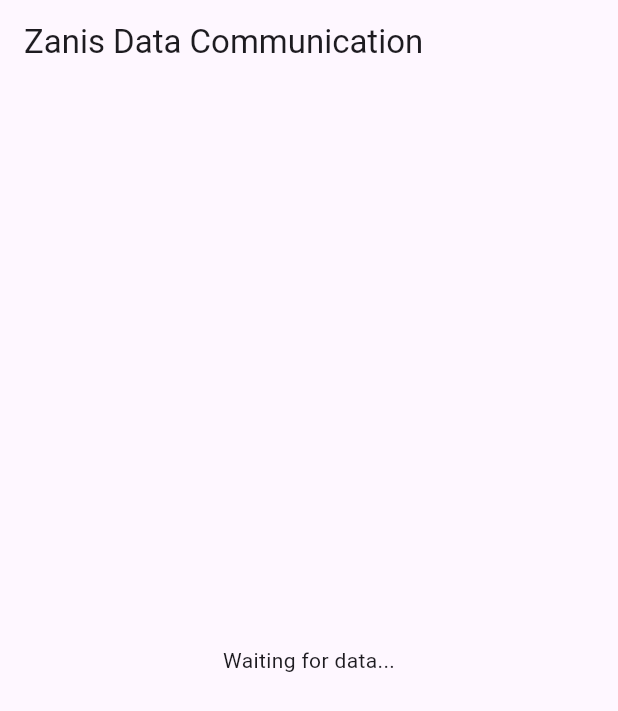
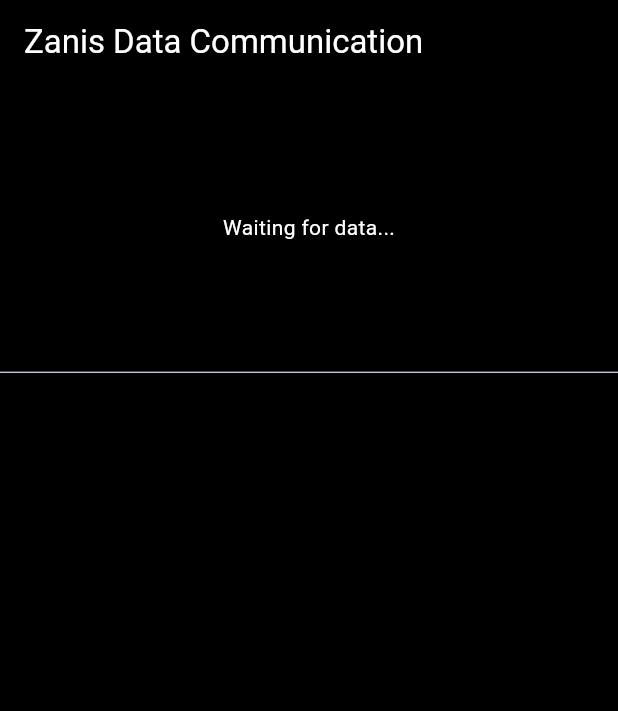
Before and after one commit to aliayn/Zanis-iOS-Data-Communication, a Flutter app: the screen it shows after launch, on a phone screen of 412 x 824 dp. Shown: the top 711 px of the screen. Run offline on Flutter 3.47's test engine with Material 3 defaults, Android fonts, the phone set to English and light mode, and no system bars; our stand-ins replace bloc, flutter_bloc, freezed_annotation, get, get_it, injectable and 1 more.

Commit message:
Update versioning in pubspec.yaml and project.pbxproj for iOS build. Enhance HomeCubit to manage logs with a maximum limit and update HomeState to reflect log handling. Refactor HomeScreen to display logs and current data more effectively.

```diff
--- a/lib/home/cubit/home_state.dart
+++ b/lib/home/cubit/home_state.dart
@@ -8,5 +8,5 @@ class HomeState with _$HomeState {
   const factory HomeState.connectionStatus(bool isConnected) = _ConnectionStatus;
   const factory HomeState.deviceInfo(Map<String, String> deviceInfo) = _DeviceInfo;
   const factory HomeState.error(String message) = _Error;
-  const factory HomeState.log(String log) = _Log;
+  const factory HomeState.logs(List<String> logs) = _Logs;
 }
--- a/lib/home/widget/home_screen.dart
+++ b/lib/home/widget/home_screen.dart
@@ -10,14 +10,22 @@ class HomeScreen extends StatelessWidget {
   Widget build(BuildContext context) => BlocProvider(
         create: (context) => inject<HomeCubit>(),
         child: Scaffold(
+          backgroundColor: Colors.black,
           appBar: AppBar(
-          title: const Text('Zanis Data Communication'),
+            backgroundColor: Colors.black,
+            title: const Text(
+              'Zanis Data Communication',
+              style: TextStyle(color: Colors.white),
+            ),
           ),
           body: _buildBody(),
         ),
       );
 
-  Widget _buildBody() => BlocBuilder<HomeCubit, HomeState>(
+  Widget _buildBody() => Column(
+        children: [
+          Expanded(
+            child: BlocBuilder<HomeCubit, HomeState>(
               buildWhen: (previous, current) =>
                   current.whenOrNull(
                     data: (value) => true,
@@ -29,10 +37,83 @@ class HomeScreen extends StatelessWidget {
                 return Padding(
                   padding: const EdgeInsets.symmetric(horizontal: 16.0),
                   child: state.maybeWhen(
-            data: (value) => Center(child: Text(value)),
+                    data: (value) => _buildDataView(value),
                     error: (message) => Center(child: Text(message)),
                     loading: () => const Center(child: CircularProgressIndicator()),
-            orElse: () => const Center(child: Text('Waiting for data...')),
+                    orElse: () => const Center(
+                      child: Text(
+                        'Waiting for data...',
+                        style: TextStyle(color: Colors.white),
+                      ),
+                    ),
+                  ),
+                );
+              },
+            ),
+          ),
+          const Divider(height: 1),
+          Expanded(
+            flex: 3,
+            child: _buildLogView(),
+          ),
+        ],
+      );
+
+  Widget _buildDataView(String value) => Container(
+        padding: const EdgeInsets.all(16),
+        decoration: BoxDecoration(
+          color: Colors.blue.shade50,
+          borderRadius: BorderRadius.circular(8),
+          border: Border.all(color: Colors.blue.shade200),
+        ),
+        child: Column(
+          crossAxisAlignment: CrossAxisAlignment.start,
+          children: [
+            const Text(
+              'Current Data:',
+              style: TextStyle(
+                fontWeight: FontWeight.bold,
+                fontSize: 16,
+              ),
+            ),
+            const SizedBox(height: 8),
+            Text(
+              value,
+              style: const TextStyle(
+                fontSize: 18,
+                fontWeight: FontWeight.w500,
+              ),
+            ),
+          ],
+        ),
+      );
+
+  Widget _buildLogView() => BlocBuilder<HomeCubit, HomeState>(
+        buildWhen: (previous, current) => current.whenOrNull(logs: (value) => true) ?? false,
+        builder: (context, state) {
+          final logs = state.maybeWhen(
+            logs: (value) => value,
+            orElse: () => <String>[],
+          );
+          return Container(
+            color: Colors.black,
+            width: double.infinity,
+            padding: const EdgeInsets.all(12),
+            child: ListView.builder(
+              reverse: false,
+              shrinkWrap: true,
+              itemCount: logs.length,
+              itemBuilder: (context, index) {
+                final log = logs[index];
+                return Text(
+                  log,
+                  style: const TextStyle(
+                    color: Colors.white,
+                    fontFamily: 'Monospace',
+                    fontSize: 12,
+                  ),
+                );
+              },
             ),
           );
         },
--- a/pubspec.yaml
+++ b/pubspec.yaml
@@ -3,7 +3,7 @@ description: "A new Flutter project."
 
 publish_to: "none"
 
-version: 1.0.0+1
+version: 1.0.0+2
 
 environment:
   sdk: ^3.6.1
```
Also changed, not shown: lib/home/cubit/home_cubit.dart (+12 -1 lines), lib/home/cubit/home_cubit.freezed.dart, 1 other file. Lines whose indentation alone changed are shown as unchanged.
